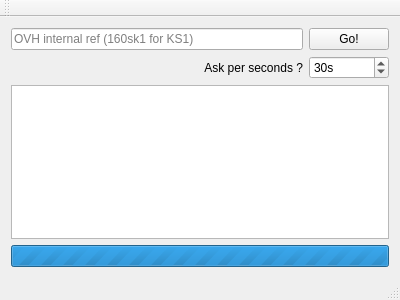
bestel74/OVHKimsufiBuyer, file mainwindow.ui: the form before one commit.
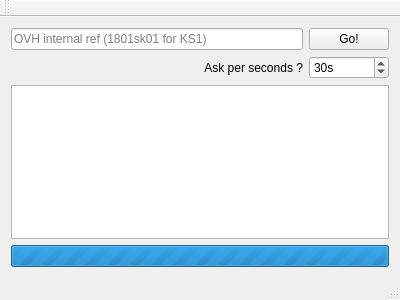
The form after the commit.

Commit message: Change reference of KS-1 server

```diff
--- a/mainwindow.ui
+++ b/mainwindow.ui
@@ -49,7 +49,7 @@
        <string/>
       </property>
       <property name="placeholderText">
-       <string>OVH internal ref (160sk1 for KS1)</string>
+       <string>OVH internal ref (1801sk01 for KS1)</string>
       </property>
      </widget>
     </item>
```
Left out of the diff: 2 changed lines with no effect on the pictures.
